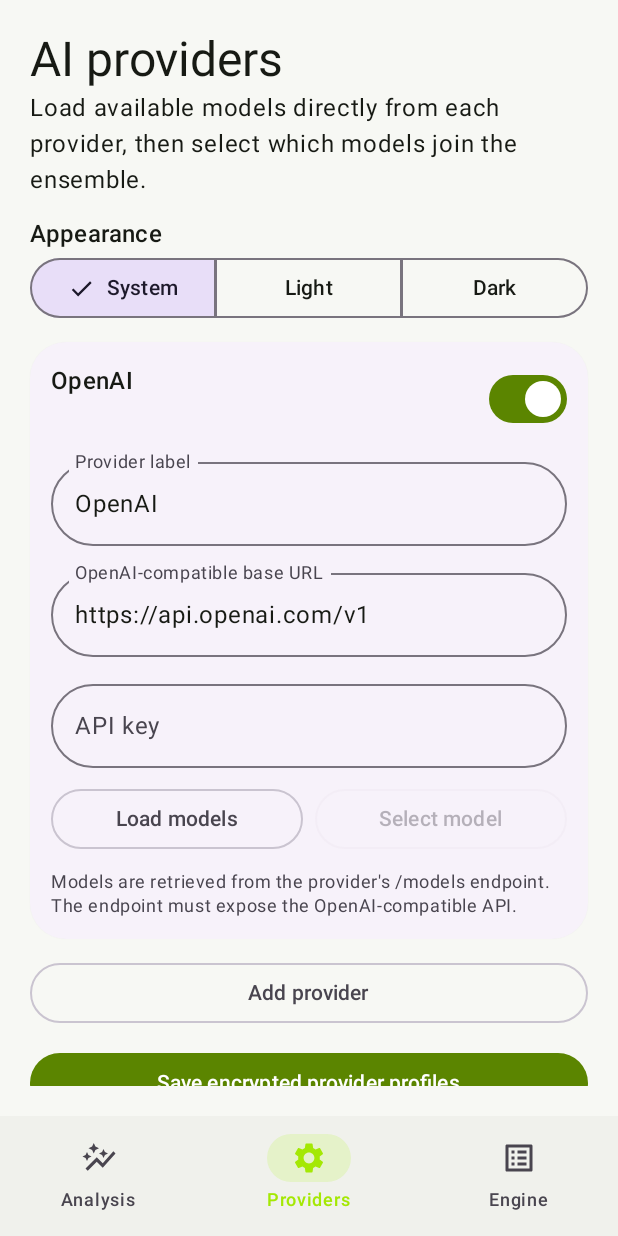
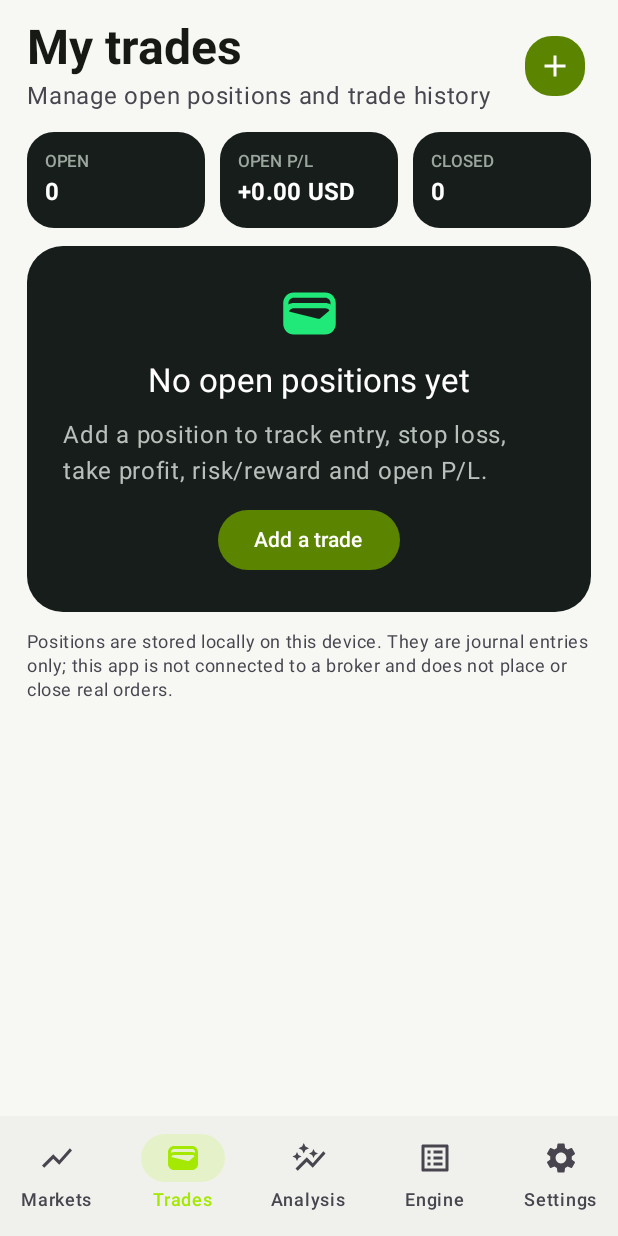
Before and after one commit to casndrih/CNCryto, an Android app built with Jetpack Compose: the screen it shows after launch (MainActivity), item 2 of the bottom bar chosen, on a phone screen of 412 x 824 dp. Run offline under Robolectric (Android 15) with nearby library versions, the phone set to English and light mode, and no system bars; pictures from the network do not load; 2 statements that could not run were skipped.

Commit message:
Add Markets and Trades navigation with position detail workflow

```diff
--- a/app/src/main/java/com/cndrih/cncryto/MainActivity.kt
+++ b/app/src/main/java/com/cndrih/cncryto/MainActivity.kt
@@ -11,6 +11,8 @@ import androidx.compose.material.icons.Icons
 import androidx.compose.material.icons.filled.AutoGraph
 import androidx.compose.material.icons.filled.Settings
 import androidx.compose.material.icons.filled.ListAlt
+import androidx.compose.material.icons.filled.ShowChart
+import androidx.compose.material.icons.filled.Wallet
 import androidx.compose.material3.*
 import androidx.compose.runtime.*
 import androidx.compose.ui.Modifier
@@ -97,7 +99,7 @@ class MainActivity : ComponentActivity() {
                 }
 
                 LaunchedEffect(tab) {
-                    if (tab == 1) profiles.filter { it.key.isNotBlank() && modelOptions[it.id] == null }.forEach { loadModels(it) }
+                    if (tab == 4) profiles.filter { it.key.isNotBlank() && modelOptions[it.id] == null }.forEach { loadModels(it) }
                 }
 
                 Scaffold(
@@ -107,28 +109,29 @@ class MainActivity : ComponentActivity() {
                             containerColor = if (darkMode) Color(0xFF101010) else Color(0xFFF0F1EC),
                             contentColor = MaterialTheme.colorScheme.onSurface
                         ) {
-                            NavigationBarItem(selected = tab == 0, onClick = { tab = 0 },
-                                icon = { Icon(Icons.Default.AutoGraph, null) }, label = { Text("Analysis") },
-                                colors = NavigationBarItemDefaults.colors(
-                                    selectedIconColor = Lime, selectedTextColor = if (darkMode) Lime else Dark.primary,
-                                    indicatorColor = if (darkMode) Color(0xFF26300F) else Color(0xFFE5F2C9)
-                                ))
-                            NavigationBarItem(selected = tab == 1, onClick = { tab = 1 },
-                                icon = { Icon(Icons.Default.Settings, null) }, label = { Text("Providers") },
-                                colors = NavigationBarItemDefaults.colors(
-                                    selectedIconColor = Lime, selectedTextColor = if (darkMode) Lime else Dark.primary,
-                                    indicatorColor = if (darkMode) Color(0xFF26300F) else Color(0xFFE5F2C9)
-                                ))
-                            NavigationBarItem(selected = tab == 2, onClick = { tab = 2 },
-                                icon = { Icon(Icons.Default.ListAlt, null) }, label = { Text("Engine") },
-                                colors = NavigationBarItemDefaults.colors(
-                                    selectedIconColor = Lime, selectedTextColor = if (darkMode) Lime else Dark.primary,
-                                    indicatorColor = if (darkMode) Color(0xFF26300F) else Color(0xFFE5F2C9)
-                                ))
+                            val navColors = NavigationBarItemDefaults.colors(
+                            selectedIconColor = Lime,
+                            selectedTextColor = if (darkMode) Lime else Dark.primary,
+                            indicatorColor = if (darkMode) Color(0xFF26300F) else Color(0xFFE5F2C9)
+                        )
+                        NavigationBarItem(selected = tab == 0, onClick = { tab = 0 },
+                            icon = { Icon(Icons.Default.ShowChart, null) }, label = { Text("Markets") }, colors = navColors)
+                        NavigationBarItem(selected = tab == 1, onClick = { tab = 1 },
+                            icon = { Icon(Icons.Default.Wallet, null) }, label = { Text("Trades") }, colors = navColors)
+                        NavigationBarItem(selected = tab == 2, onClick = { tab = 2 },
+                            icon = { Icon(Icons.Default.AutoGraph, null) }, label = { Text("Analysis") }, colors = navColors)
+                        NavigationBarItem(selected = tab == 3, onClick = { tab = 3 },
+                            icon = { Icon(Icons.Default.ListAlt, null) }, label = { Text("Engine") }, colors = navColors)
+                        NavigationBarItem(selected = tab == 4, onClick = { tab = 4 },
+                            icon = { Icon(Icons.Default.Settings, null) }, label = { Text("Settings") }, colors = navColors)
                         }
                     }
                 ) { pad ->
                     if (tab == 0) {
+                        MarketsScreen(onOpenTrades = { tab = 1 }, modifier = Modifier.fillMaxSize().padding(pad))
+                    } else if (tab == 1) {
+                        TradesScreen(Modifier.fillMaxSize().padding(pad))
+                    } else if (tab == 2) {
                         LazyColumn(Modifier.fillMaxSize().padding(pad).padding(20.dp), verticalArrangement = Arrangement.spacedBy(14.dp)) {
                             item { Text("CNCryto", style = MaterialTheme.typography.headlineLarge); Text("Multi-model market intelligence", color = MaterialTheme.colorScheme.onSurfaceVariant) }
                             item {
@@ -171,7 +174,7 @@ class MainActivity : ComponentActivity() {
                             item { Text("No live prices or verified trade signals are shown until a market-data source is connected.", style = MaterialTheme.typography.bodySmall) }
                             item { Text("Trading involves substantial risk. AI output is not financial advice and no orders are executed.", style = MaterialTheme.typography.bodySmall, color = MaterialTheme.colorScheme.onSurfaceVariant) }
                         }
-                    } else if (tab == 1) {
+                    } else if (tab == 4) {
                         LazyColumn(Modifier.fillMaxSize().padding(pad).padding(20.dp), verticalArrangement = Arrangement.spacedBy(12.dp)) {
                             item {
                                 Text("AI providers", style = MaterialTheme.typography.headlineLarge)
```
